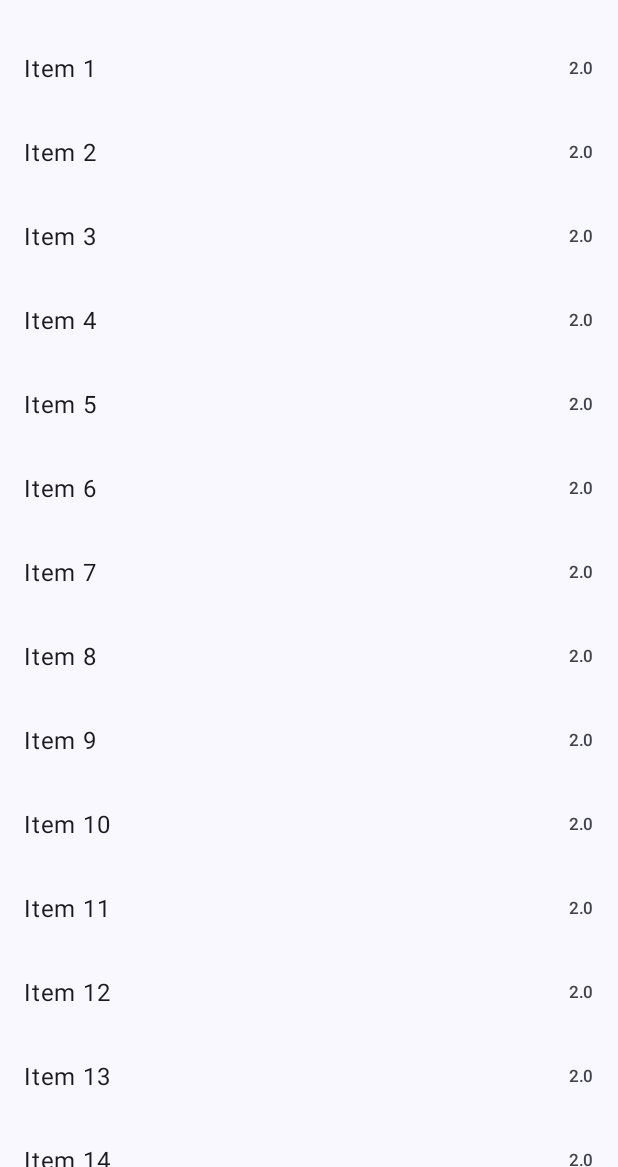
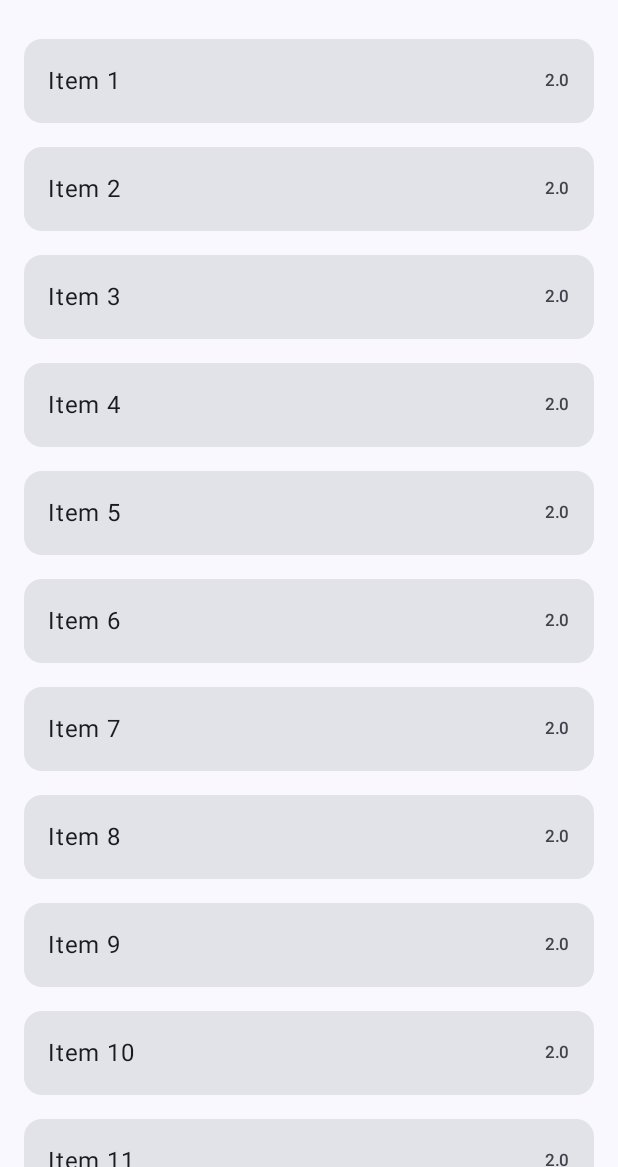
Before and after one commit to Sottti/Milliscope, an Android app built with Jetpack Compose: the first screen one second after launch (MainActivity), on a phone screen of 412 x 824 dp, the part 69-1236 px from its top. Run offline under Robolectric (Android 15) with nearby library versions, the phone set to English and light mode, and no system bars.

Commit message:
Adds a card to the row item.

```diff
--- a/app/src/main/kotlin/com/sotti/milliscope/ui/MainActivityUi.kt
+++ b/app/src/main/kotlin/com/sotti/milliscope/ui/MainActivityUi.kt
@@ -1,11 +1,14 @@
 package com.sotti.milliscope.ui
 
 import androidx.compose.foundation.layout.PaddingValues
+import androidx.compose.foundation.layout.padding
 import androidx.compose.foundation.lazy.LazyColumn
 import androidx.compose.foundation.lazy.LazyListState
 import androidx.compose.foundation.lazy.rememberLazyListState
+import androidx.compose.material3.Card
 import androidx.compose.material3.ExperimentalMaterial3Api
 import androidx.compose.material3.ListItem
+import androidx.compose.material3.ListItemDefaults
 import androidx.compose.material3.Scaffold
 import androidx.compose.material3.Text
 import androidx.compose.material3.TopAppBar
@@ -16,8 +19,10 @@ import androidx.compose.runtime.LaunchedEffect
 import androidx.compose.runtime.rememberUpdatedState
 import androidx.compose.runtime.snapshotFlow
 import androidx.compose.ui.Modifier
+import androidx.compose.ui.graphics.Color
 import androidx.compose.ui.input.nestedscroll.nestedScroll
 import androidx.compose.ui.res.stringResource
+import androidx.compose.ui.unit.dp
 import androidx.lifecycle.compose.collectAsStateWithLifecycle
 import com.sotti.milliscope.data.MainActivityViewModel
 import com.sotti.milliscope.model.ItemId
@@ -93,6 +98,15 @@ private fun List(
         ) { index -> Item(item = state.items[index]) }
     }
 
+    NotifyVisibilityChanges(state = state, listState = listState, onAction = onAction)
+}
+
+@Composable
+private fun NotifyVisibilityChanges(
+    listState: LazyListState,
+    onAction: (MainActivityAction) -> Unit,
+    state: MainActivityState,
+) {
     val idsByIndexState = rememberUpdatedState(newValue = state.items.map { it.id })
 
     LaunchedEffect(listState) {
@@ -116,7 +130,8 @@ private fun Item(
     item: MainActivityItemUi,
     //onAction: (MainActivityAction) -> Unit,
 ) {
-    ListItem(
+    Card(modifier = Modifier.padding(horizontal = 16.dp, vertical = 8.dp)) {
+        ListItem(
 //        modifier = Modifier.onVisibilityChanged(
 //            minDurationMs = 0,
 //            minFractionVisible = 1f
@@ -126,7 +141,9 @@ private fun Item(
 //                else -> onAction(BecameNotVisible(item.id))
 //            }
 //        },
-        headlineContent = { Text(text = item.label) },
-        trailingContent = { Text(text = item.formattedVisibleTimeInSeconds) },
-    )
+            colors = ListItemDefaults.colors(containerColor = Color.Transparent),
+            headlineContent = { Text(text = item.label) },
+            trailingContent = { Text(text = item.formattedVisibleTimeInSeconds) },
+        )
+    }
 }
```
